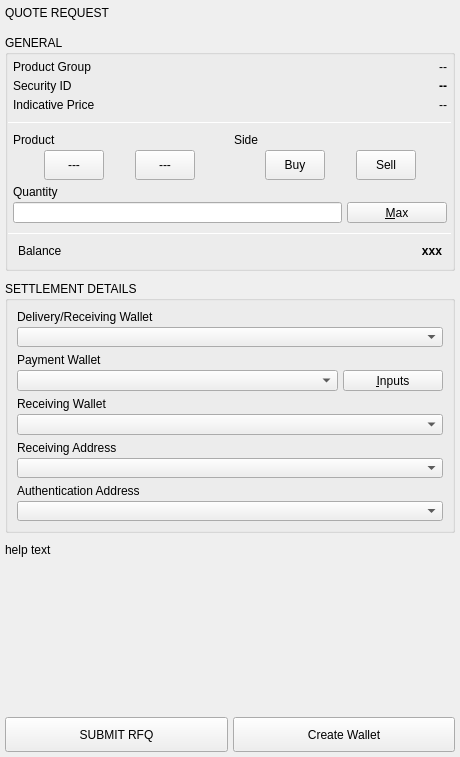
Above: BlockSettleUILib/Trading/RFQTicketXBT.ui from BlockSettle/terminal before the change. Below: the same form after it.
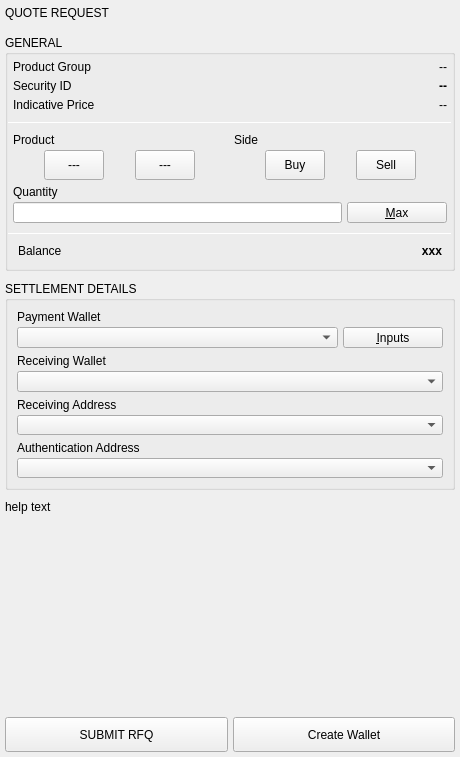
That is the form after the change.

Commit message: Remove TransactionData from RFQTicketXBT

The edit to the form file:
```diff
--- a/BlockSettleUILib/Trading/RFQTicketXBT.ui
+++ b/BlockSettleUILib/Trading/RFQTicketXBT.ui
@@ -787,56 +787,6 @@
          <bool>true</bool>
         </property>
         <layout class="QVBoxLayout" name="verticalLayout_5">
-         <item>
-          <widget class="QWidget" name="CCWalletLayout" native="true">
-           <property name="minimumSize">
-            <size>
-             <width>0</width>
-             <height>0</height>
-            </size>
-           </property>
-           <layout class="QVBoxLayout" name="verticalLayout_16">
-            <property name="spacing">
-             <number>3</number>
-            </property>
-            <property name="leftMargin">
-             <number>0</number>
-            </property>
-            <property name="topMargin">
-             <number>0</number>
-            </property>
-            <property name="rightMargin">
-             <number>0</number>
-            </property>
-            <property name="bottomMargin">
-             <number>0</number>
-            </property>
-            <item>
-             <widget class="QLabel" name="labelCCWalletName">
-              <property name="text">
-               <string>Delivery/Receiving Wallet</string>
-              </property>
-             </widget>
-            </item>
-            <item>
-             <widget class="QComboBox" name="comboBoxCCWallets">
-              <property name="minimumSize">
-               <size>
-                <width>0</width>
-                <height>20</height>
-               </size>
-              </property>
-              <property name="maximumSize">
-               <size>
-                <width>16777215</width>
-                <height>20</height>
-               </size>
-              </property>
-             </widget>
-            </item>
-           </layout>
-          </widget>
-         </item>
          <item>
           <widget class="QWidget" name="XBTWalletLayoutSend" native="true">
            <property name="minimumSize">
```
The commit also changes 2 other files.
